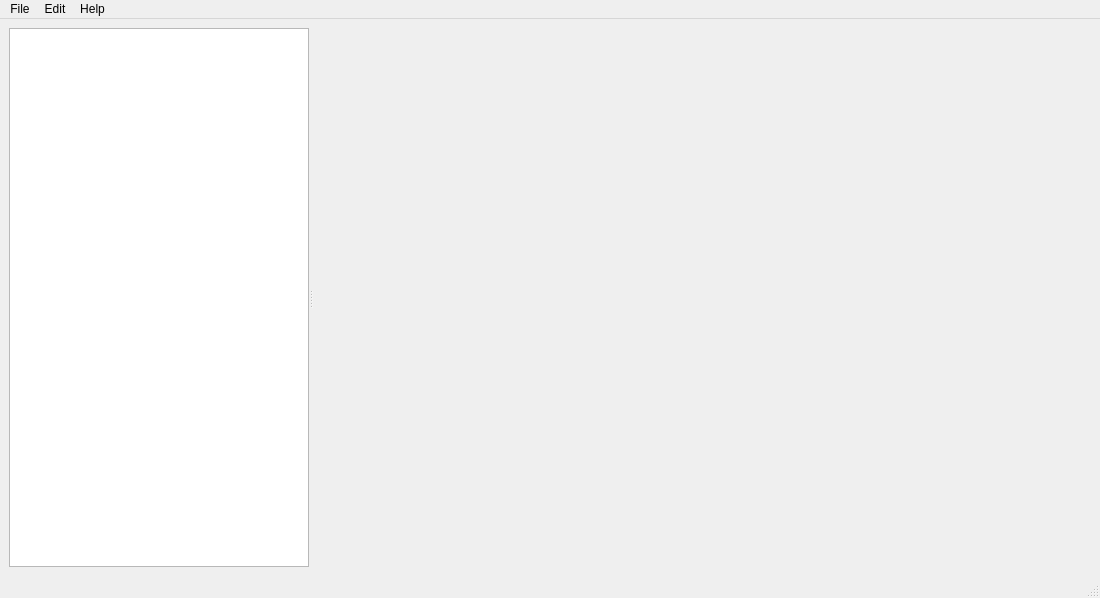
Old version of the form mainwindow.ui in the repository neophack/AutoPlatform.
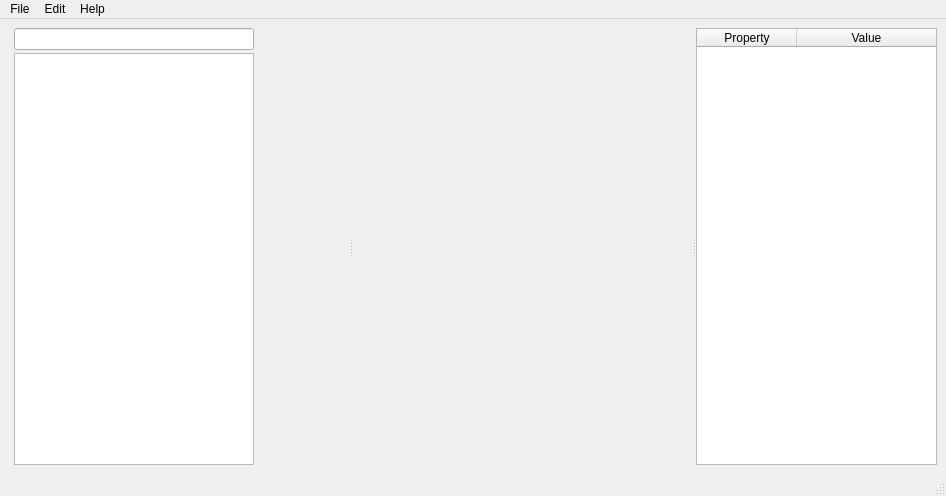
New version of the form. Custom widgets are drawn as their Qt base class.

Patch:
```diff
--- a/mainwindow.ui
+++ b/mainwindow.ui
@@ -6,8 +6,8 @@
    <rect>
     <x>0</x>
     <y>0</y>
-    <width>1100</width>
-    <height>598</height>
+    <width>946</width>
+    <height>496</height>
    </rect>
   </property>
   <property name="sizePolicy">
@@ -29,7 +29,7 @@
      <verstretch>0</verstretch>
     </sizepolicy>
    </property>
-   <layout class="QHBoxLayout" name="horizontalLayout">
+   <layout class="QVBoxLayout" name="verticalLayout">
     <item>
      <widget class="QSplitter" name="splitter">
       <property name="sizePolicy">
@@ -41,22 +41,89 @@
       <property name="orientation">
        <enum>Qt::Horizontal</enum>
       </property>
-      <widget class="AICCTreeWidget" name="treeWidget">
+      <property name="opaqueResize">
+       <bool>true</bool>
+      </property>
+      <property name="childrenCollapsible">
+       <bool>true</bool>
+      </property>
+      <widget class="QWidget" name="verticalLayoutWidget">
+       <layout class="QVBoxLayout" name="vl_treewidget" stretch="3,7">
+        <property name="spacing">
+         <number>3</number>
+        </property>
+        <property name="sizeConstraint">
+         <enum>QLayout::SetMinimumSize</enum>
+        </property>
+        <property name="leftMargin">
+         <number>5</number>
+        </property>
+        <property name="topMargin">
+         <number>0</number>
+        </property>
+        <property name="rightMargin">
+         <number>0</number>
+        </property>
+        <property name="bottomMargin">
+         <number>0</number>
+        </property>
+        <item>
+         <widget class="QLineEdit" name="le_tree_filter">
+          <property name="enabled">
+           <bool>true</bool>
+          </property>
+          <property name="sizePolicy">
+           <sizepolicy hsizetype="Expanding" vsizetype="Fixed">
+            <horstretch>2</horstretch>
+            <verstretch>0</verstretch>
+           </sizepolicy>
+          </property>
        <property name="minimumSize">
         <size>
-         <width>298</width>
+            <width>239</width>
          <height>0</height>
         </size>
        </property>
        <property name="maximumSize">
         <size>
-         <width>300</width>
+            <width>240</width>
          <height>16777215</height>
         </size>
        </property>
        <property name="baseSize">
         <size>
-         <width>300</width>
+            <width>240</width>
+            <height>0</height>
+           </size>
+          </property>
+         </widget>
+        </item>
+        <item>
+         <widget class="AICCTreeWidget" name="tw_node">
+          <property name="enabled">
+           <bool>true</bool>
+          </property>
+          <property name="sizePolicy">
+           <sizepolicy hsizetype="Expanding" vsizetype="Expanding">
+            <horstretch>2</horstretch>
+            <verstretch>0</verstretch>
+           </sizepolicy>
+          </property>
+          <property name="minimumSize">
+           <size>
+            <width>239</width>
+            <height>0</height>
+           </size>
+          </property>
+          <property name="maximumSize">
+           <size>
+            <width>240</width>
+            <height>16777215</height>
+           </size>
+          </property>
+          <property name="baseSize">
+           <size>
+            <width>240</width>
          <height>0</height>
         </size>
        </property>
@@ -78,16 +145,73 @@
         </property>
        </column>
       </widget>
+        </item>
+       </layout>
+      </widget>
       <widget class="QWidget" name="verticalLayoutWidget_2">
        <layout class="QVBoxLayout" name="vl_nodeeditor">
         <property name="spacing">
          <number>0</number>
         </property>
         <property name="sizeConstraint">
-         <enum>QLayout::SetNoConstraint</enum>
+         <enum>QLayout::SetMaximumSize</enum>
+        </property>
+        <property name="leftMargin">
+         <number>0</number>
         </property>
        </layout>
       </widget>
+      <widget class="QTableWidget" name="tableWidget">
+       <property name="sizePolicy">
+        <sizepolicy hsizetype="Expanding" vsizetype="Expanding">
+         <horstretch>2</horstretch>
+         <verstretch>0</verstretch>
+        </sizepolicy>
+       </property>
+       <property name="minimumSize">
+        <size>
+         <width>240</width>
+         <height>0</height>
+        </size>
+       </property>
+       <property name="maximumSize">
+        <size>
+         <width>241</width>
+         <height>16777215</height>
+        </size>
+       </property>
+       <property name="baseSize">
+        <size>
+         <width>240</width>
+         <height>0</height>
+        </size>
+       </property>
+       <property name="sortingEnabled">
+        <bool>false</bool>
+       </property>
+       <property name="columnCount">
+        <number>2</number>
+       </property>
+       <attribute name="horizontalHeaderCascadingSectionResizes">
+        <bool>false</bool>
+       </attribute>
+       <attribute name="horizontalHeaderShowSortIndicator" stdset="0">
+        <bool>false</bool>
+       </attribute>
+       <attribute name="horizontalHeaderStretchLastSection">
+        <bool>true</bool>
+       </attribute>
+       <column>
+        <property name="text">
+         <string>Property</string>
+        </property>
+       </column>
+       <column>
+        <property name="text">
+         <string>Value</string>
+        </property>
+       </column>
+      </widget>
      </widget>
     </item>
    </layout>
@@ -97,7 +221,7 @@
     <rect>
      <x>0</x>
      <y>0</y>
-     <width>1100</width>
+     <width>946</width>
      <height>23</height>
     </rect>
    </property>
```
Lines whose indentation alone changed are shown as unchanged.
